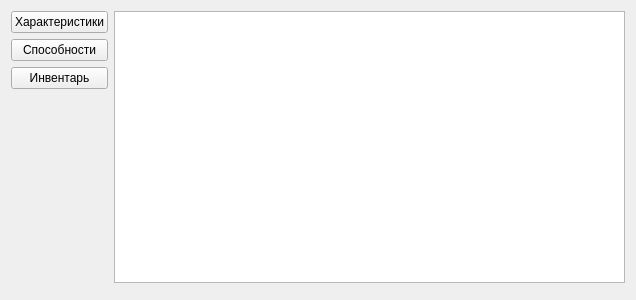
Old version of the form gui/game_widget.ui in the repository Miklene/Arena.
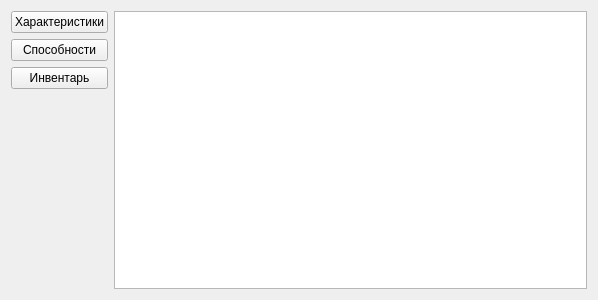
New version of the form.

Patch:
```diff
--- a/gui/game_widget.ui
+++ b/gui/game_widget.ui
@@ -6,14 +6,20 @@
    <rect>
     <x>0</x>
     <y>0</y>
-    <width>636</width>
+    <width>598</width>
     <height>300</height>
    </rect>
   </property>
   <property name="windowTitle">
    <string>Игра</string>
   </property>
-  <layout class="QFormLayout" name="formLayout">
+  <layout class="QGridLayout" name="gridLayout">
+   <item row="1" column="2">
+    <layout class="QVBoxLayout" name="layout_choice_buttons"/>
+   </item>
+   <item row="0" column="2">
+    <widget class="QPlainTextEdit" name="log"/>
+   </item>
    <item row="0" column="0">
     <layout class="QVBoxLayout" name="verticalLayout">
      <item>
@@ -53,10 +59,7 @@
     </layout>
    </item>
    <item row="0" column="1">
-    <widget class="QPlainTextEdit" name="log"/>
-   </item>
-   <item row="1" column="1">
-    <layout class="QVBoxLayout" name="layout_choice_buttons"/>
+    <layout class="QVBoxLayout" name="widget_container"/>
    </item>
   </layout>
  </widget>
```
